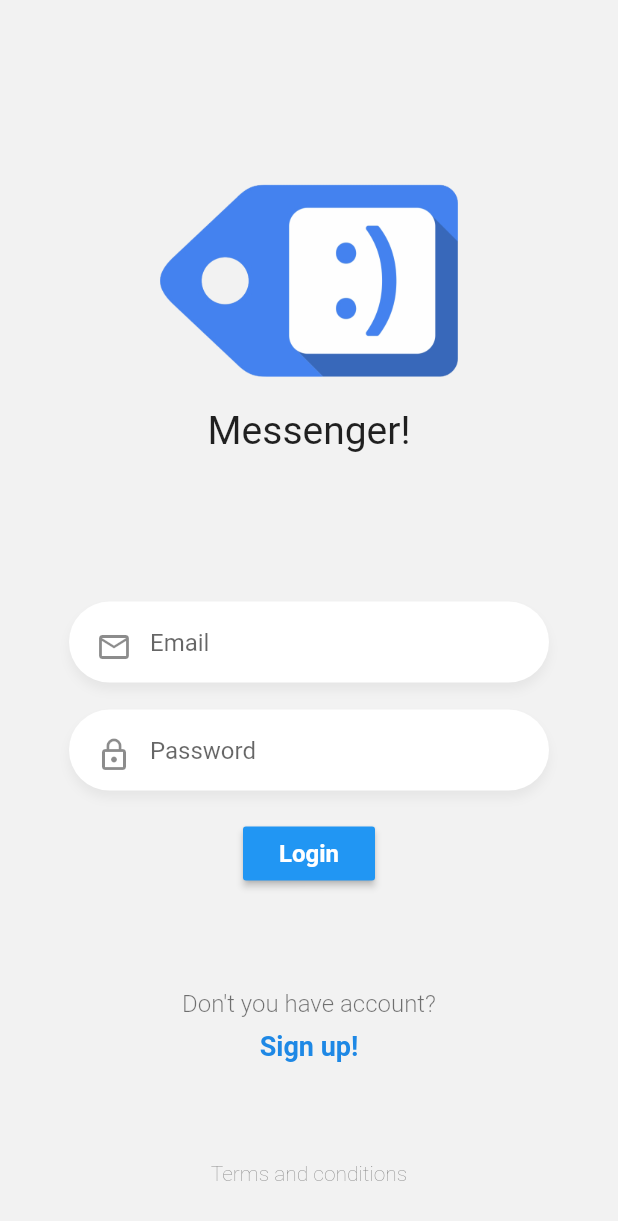
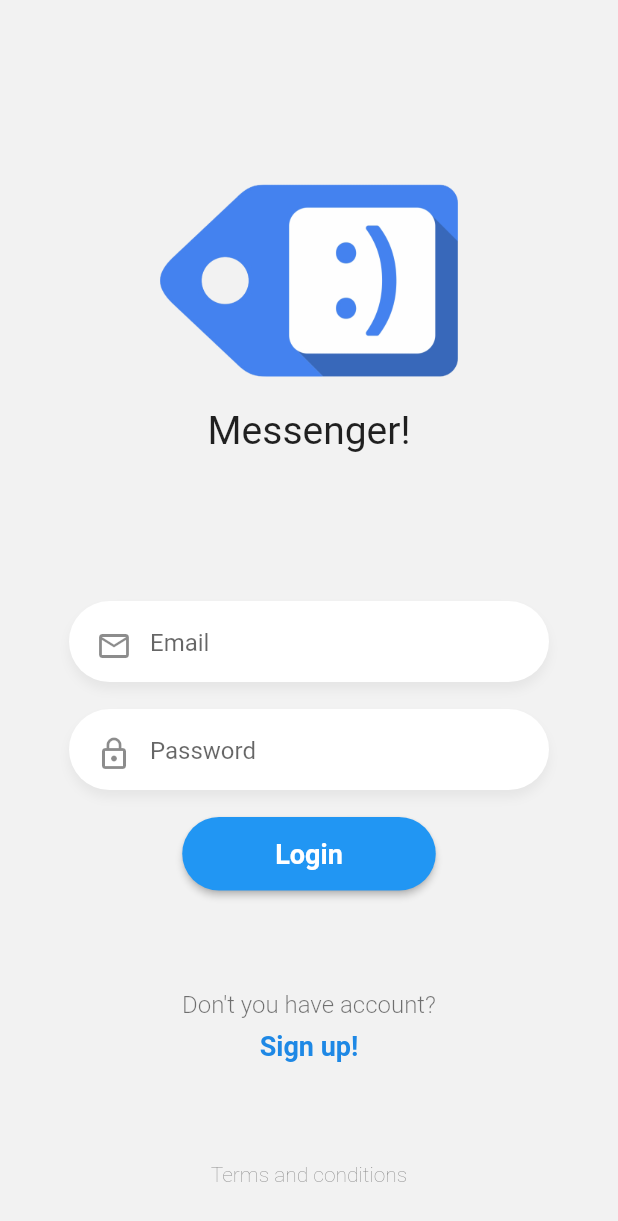
Before and after one commit to paulmrg-461/flutter-realtime-chat, a Flutter app: the screen it shows after launch, on a phone screen of 412 x 824 dp. Shown: the top 1221 px of the screen. Run offline on Flutter 3.47's test engine with Material 2 defaults, Android fonts, the phone set to English and light mode, and no system bars.

Commit message:
54. Custom Button with arguments

```diff
--- a/lib/pages/login_page.dart
+++ b/lib/pages/login_page.dart
@@ -1,4 +1,5 @@
 import 'package:flutter/material.dart';
+import 'package:realtime_chat/widgets/custom_button.dart';
 import 'package:realtime_chat/widgets/custom_input.dart';
 import 'package:realtime_chat/widgets/labels.dart';
 import 'package:realtime_chat/widgets/logo.dart';
@@ -55,17 +56,13 @@ class __FormState extends State<_Form> {
             textInputType: TextInputType.text,
             obscureText: true,
           ),
-          //TODO: Create Button
-          RaisedButton(
-              child: Text(
-                'Login',
-                style: TextStyle(
-                    fontSize: 16.0,
-                    color: Colors.white,
-                    fontWeight: FontWeight.w700),
-              ),
-              color: Colors.blue,
-              onPressed: () => print(emailController.text))
+          CustomButton(
+            onPressed: () => print(emailController.text),
+            textButton: 'Login',
+            buttonColor: Colors.blue,
+            textColor: Colors.white,
+            fontSize: 18.0,
+          )
         ],
       ),
     );
--- /dev/null
+++ b/lib/widgets/custom_button.dart
@@ -0,0 +1,37 @@
+import 'package:flutter/material.dart';
+
+class CustomButton extends StatelessWidget {
+  final Function onPressed;
+  final String textButton;
+  final Color buttonColor;
+  final Color textColor;
+  final double fontSize;
+
+  const CustomButton(
+      {Key key,
+      @required this.onPressed,
+      @required this.textButton,
+      this.buttonColor,
+      this.textColor,
+      this.fontSize})
+      : super(key: key);
+
+  @override
+  Widget build(BuildContext context) {
+    return RaisedButton(
+      onPressed: this.onPressed,
+      color: this.buttonColor,
+      shape: StadiumBorder(),
+      child: Container(
+        padding: EdgeInsets.symmetric(horizontal: 46, vertical: 14),
+        child: Text(
+          this.textButton,
+          style: TextStyle(
+              fontSize: this.fontSize,
+              color: this.textColor,
+              fontWeight: FontWeight.bold),
+        ),
+      ),
+    );
+  }
+}
```
